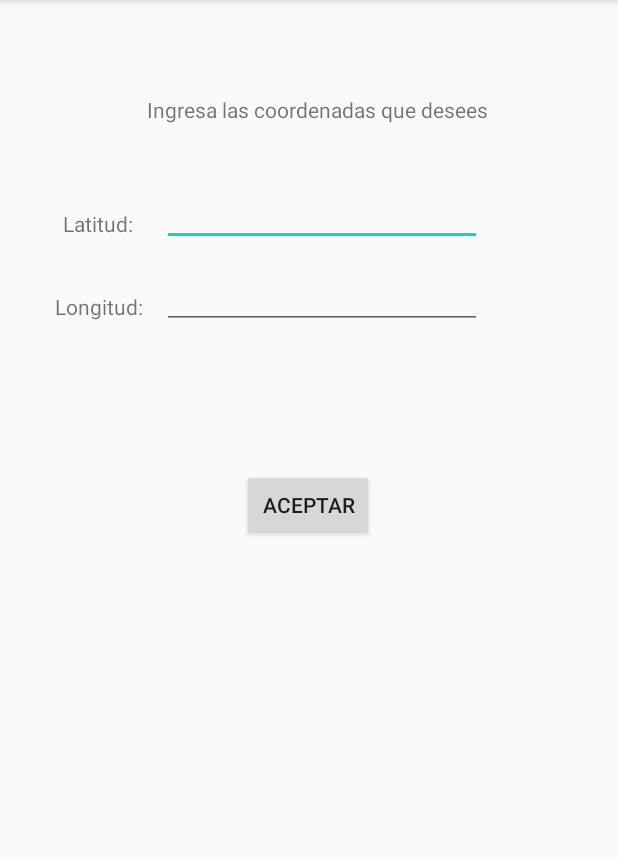
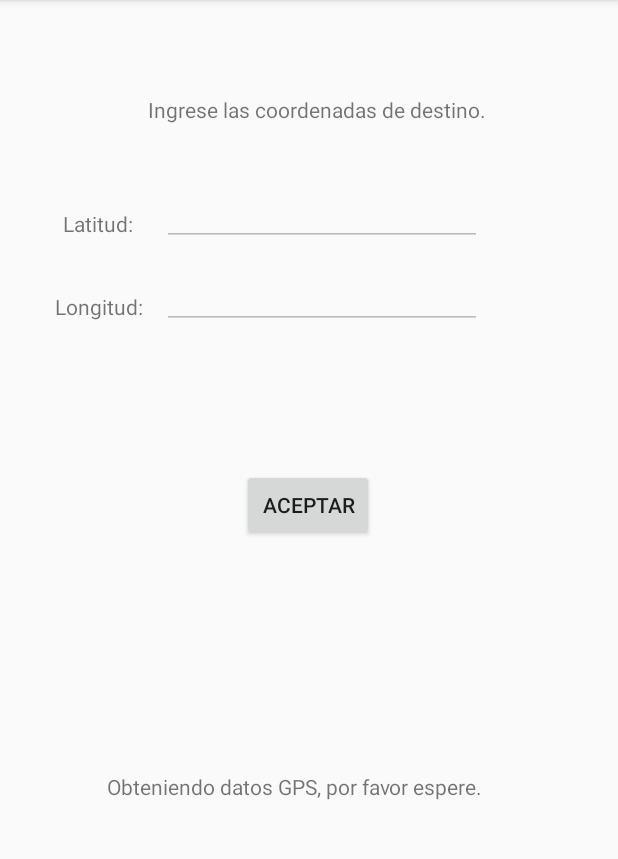
Before and after one commit to Seb-RS/Formulario_Coordenada, an Android app: the screen it shows after launch (MainActivity), after a tap on "ACEPTAR", on a phone screen of 412 x 824 dp, the part 84-943 px from its top. Run offline under Robolectric (Android 15) with nearby library versions, the phone set to English and light mode, and no system bars.

Commit message:
Actualizado dirección y gps

```diff
--- a/app/src/main/AndroidManifest.xml
+++ b/app/src/main/AndroidManifest.xml
@@ -9,7 +9,7 @@
          Google Maps Android API v2, but you must specify either coarse or fine
          location permissions for the 'MyLocation' functionality.
     -->
-    <uses-permission android:name="android.permission.ACCESS_FINE_LOCATION" />
+
 
     <application
         android:allowBackup="true"
--- /dev/null
+++ b/app/src/main/java/com/example/setearlatitudformulario/Localizacion.java
@@ -0,0 +1,48 @@
+package com.example.setearlatitudformulario;
+
+import android.location.Location;
+import android.location.LocationListener;
+import android.location.LocationProvider;
+import android.os.Bundle;
+import android.util.Log;
+import android.widget.TextView;
+
+import java.text.BreakIterator;
+
+public class Localizacion implements LocationListener {
+    MainActivity mainActivity;
+
+    public MainActivity getMainActivity() {
+        return mainActivity;
+    }
+    public void setMainActivity(MainActivity mainActivity) {
+        this.mainActivity = mainActivity;
+    }
+    @Override
+    public void onLocationChanged(Location loc) {
+
+        this.mainActivity.setLocation(loc);
+    }
+    @Override
+    public void onProviderDisabled(String provider) {
+
+    }
+    @Override
+    public void onProviderEnabled(String provider) {
+
+    }
+    @Override
+    public void onStatusChanged(String provider, int status, Bundle extras) {
+        switch (status) {
+            case LocationProvider.AVAILABLE:
+                Log.d("debug", "LocationProvider.AVAILABLE");
+                break;
+            case LocationProvider.OUT_OF_SERVICE:
+                Log.d("debug", "LocationProvider.OUT_OF_SERVICE");
+                break;
+            case LocationProvider.TEMPORARILY_UNAVAILABLE:
+                Log.d("debug", "LocationProvider.TEMPORARILY_UNAVAILABLE");
+                break;
+        }
+    }
+}
--- a/app/src/main/java/com/example/setearlatitudformulario/MainActivity.java
+++ b/app/src/main/java/com/example/setearlatitudformulario/MainActivity.java
@@ -9,15 +9,22 @@ import android.app.Activity;
 import android.content.Context;
 import android.content.Intent;
 import android.content.pm.PackageManager;
+import android.location.Address;
+import android.location.Geocoder;
 import android.location.Location;
 import android.location.LocationListener;
 import android.location.LocationManager;
 import android.os.Bundle;
+import android.provider.Settings;
 import android.view.View;
 import android.widget.Button;
 import android.widget.EditText;
+import android.widget.TextView;
 import android.widget.Toast;
-import android.hardware.location.*;
+
+import java.io.IOException;
+import java.util.List;
+import java.util.Locale;
 
 public class MainActivity extends AppCompatActivity {
 
@@ -25,79 +32,120 @@ public class MainActivity extends AppCompatActivity {
     double latUsuario, lonUsuario;
     Button aceptar;
     Boolean Estado = true;
+    TextView mensaje1, mensaje2;
+
 
     @Override
     protected void onCreate(Bundle savedInstanceState) {
         super.onCreate(savedInstanceState);
         setContentView(R.layout.activity_main);
 
-        int permissionCheck = ContextCompat.checkSelfPermission(this, Manifest.permission.ACCESS_FINE_LOCATION);
+        x = (EditText) findViewById(R.id.editTextX);
+        y = (EditText) findViewById(R.id.editTextY);
+        x.setEnabled(false);
+        y.setEnabled(false);
+        this.mensaje1 = (TextView) findViewById(R.id.mensaje1);
+        this.mensaje2 = (TextView) findViewById(R.id.mensaje2);
 
-        if(permissionCheck == PackageManager.PERMISSION_GRANTED){
-            if(ActivityCompat.shouldShowRequestPermissionRationale(this, Manifest.permission.ACCESS_FINE_LOCATION)) {
+        aceptar = (Button) findViewById(R.id.boton);
 
+        if (ActivityCompat.checkSelfPermission(this, Manifest.permission.ACCESS_FINE_LOCATION) != PackageManager.PERMISSION_GRANTED && ActivityCompat.checkSelfPermission(this, Manifest.permission.ACCESS_COARSE_LOCATION) != PackageManager.PERMISSION_GRANTED) {
+            ActivityCompat.requestPermissions(this, new String[]{Manifest.permission.ACCESS_FINE_LOCATION,}, 1000);
+        } else {
+            localizarUsuario();
         }
-            else {
-                ActivityCompat.requestPermissions(this, new String[]{Manifest.permission.ACCESS_FINE_LOCATION},1);
-            }
-        }
-
-        x = (EditText)findViewById(R.id.editTextX);
-        y = (EditText)findViewById(R.id.editTextY);
-
-        aceptar = (Button)findViewById(R.id.boton);
 
         aceptar.setOnClickListener(new View.OnClickListener() {
             @Override
             public void onClick(View v) {
 
-                LocationManager locationManager = (LocationManager) MainActivity.this.getSystemService(Context.LOCATION_SERVICE);
-
-                LocationListener locationListener = new LocationListener() {
-                    public void onLocationChanged(Location location) {
-                        if(Estado)
-                        {
-                            latUsuario = (double) location.getLatitude();
-                            lonUsuario = (double) location.getLongitude();
-                        }
-                    }
-
-                    public void onStatusChanged(String provider, int status, Bundle extras) {}
-
-                    public void onProviderEnabled(String provider) {}
-
-                    public void onProviderDisabled(String provider) {}
-                };
-
-                int permissionCheck = ContextCompat.checkSelfPermission(MainActivity.this, Manifest.permission.ACCESS_FINE_LOCATION);
-                locationManager.requestLocationUpdates(LocationManager.NETWORK_PROVIDER, 0, 0, locationListener);
-                //
-
-
-
+                if (!Estado) {
                     String coordX = x.getText().toString();
                     String coordY = y.getText().toString();
-
-
+                    String coordUsuarioX = String.valueOf(latUsuario);
+                    String coordUsuarioY = String.valueOf(lonUsuario);
 
                     try {
                         Double.parseDouble(coordX);
                         Double.parseDouble(coordY);
+                        Double.parseDouble(coordUsuarioX);
+                        Double.parseDouble(coordUsuarioY);
+
 
                         Intent i = new Intent(MainActivity.this, MapsActivity.class);
                         i.putExtra("x", coordX);
                         i.putExtra("y", coordY);
+                        i.putExtra("xuser", coordUsuarioX);
+                        i.putExtra("yuser", coordUsuarioY);
 
                         startActivity(i);
-                    Estado = false;
-                }catch(Exception e)
-                {
-                    Toast.makeText(getApplicationContext(),"Coordenada incorrecta",Toast.LENGTH_LONG).show();
+
+                    } catch (Exception e) {
+                        Toast.makeText(getApplicationContext(), "Coordenada incorrecta", Toast.LENGTH_LONG).show();
                     }
 
-                //}
+                }
 
             }
         });
     }
+
+    private void localizarUsuario() {
+        LocationManager mlocManager = (LocationManager) getSystemService(Context.LOCATION_SERVICE);
+        Localizacion Local = new Localizacion();
+        Local.setMainActivity(this);
+        final boolean gpsEnabled = mlocManager.isProviderEnabled(LocationManager.GPS_PROVIDER);
+        if (!gpsEnabled) {
+            Intent settingsIntent = new Intent(Settings.ACTION_LOCATION_SOURCE_SETTINGS);
+            startActivity(settingsIntent);
         }
+        if (ActivityCompat.checkSelfPermission(this, Manifest.permission.ACCESS_FINE_LOCATION) != PackageManager.PERMISSION_GRANTED && ActivityCompat.checkSelfPermission(this, Manifest.permission.ACCESS_COARSE_LOCATION) != PackageManager.PERMISSION_GRANTED) {
+            ActivityCompat.requestPermissions(this, new String[]{Manifest.permission.ACCESS_FINE_LOCATION,}, 1000);
+            return;
+        }
+        mlocManager.requestLocationUpdates(LocationManager.NETWORK_PROVIDER, 0, 0, (LocationListener) Local);
+        mlocManager.requestLocationUpdates(LocationManager.GPS_PROVIDER, 0, 0, (LocationListener) Local);
+        mensaje2.setText("");
+    }
+
+    public void onRequestPermissionsResult(int requestCode, String[] permissions, int[] grantResults) {
+        if (requestCode == 1000) {
+            if (grantResults[0] == PackageManager.PERMISSION_GRANTED) {
+                localizarUsuario();
+                return;
+            }
+        }
+    }
+
+    public void getLocation(Location loc)
+    {
+        latUsuario = loc.getLatitude();
+        lonUsuario = loc.getLongitude();
+
+        if(loc.getLatitude() != 0.0 && loc.getLongitude() != 0.0)
+        {
+            Estado = false;
+            x.setEnabled(true);
+            y.setEnabled(true);
+        }
+    }
+
+    public void setLocation(Location loc) {
+        if (loc.getLatitude() != 0.0 && loc.getLongitude() != 0.0) {
+            try {
+                Geocoder geocoder = new Geocoder(this, Locale.getDefault());
+                List<Address> list = geocoder.getFromLocation(
+                        loc.getLatitude(), loc.getLongitude(), 1);
+                if (!list.isEmpty()) {
+                    Address DirCalle = list.get(0);
+                    mensaje1.setText("Localización exitosa.");
+                    mensaje2.setText("Mi direccion es: \n"
+                            + DirCalle.getAddressLine(0));
+                    getLocation(loc);
+                }
+            } catch (IOException e) {
+                e.printStackTrace();
+            }
+        }
+    }
+}
--- a/app/src/main/res/layout/activity_main.xml
+++ b/app/src/main/res/layout/activity_main.xml
@@ -6,10 +6,23 @@
     android:layout_height="match_parent"
     tools:context=".MainActivity">
 
+    <TextView
+        android:id="@+id/mensaje2"
+        android:layout_width="wrap_content"
+        android:layout_height="wrap_content"
+        android:layout_marginTop="240dp"
+        android:text="@string/textview"
+        app:layout_constraintBottom_toBottomOf="parent"
+        app:layout_constraintEnd_toEndOf="parent"
+        app:layout_constraintStart_toStartOf="parent"
+        app:layout_constraintTop_toTopOf="@+id/boton"
+        app:layout_constraintVertical_bias="0.0" />
+
     <EditText
         android:id="@+id/editTextX"
         android:layout_width="wrap_content"
         android:layout_height="wrap_content"
+        android:autofillHints=""
         android:ems="10"
         android:inputType="numberSigned|numberDecimal"
         app:layout_constraintBottom_toBottomOf="parent"
@@ -17,14 +30,14 @@
         app:layout_constraintHorizontal_bias="0.545"
         app:layout_constraintStart_toStartOf="parent"
         app:layout_constraintTop_toTopOf="parent"
-        app:layout_constraintVertical_bias="0.164"
-        android:autofillHints="" />
+        app:layout_constraintVertical_bias="0.164" />
 
 
     <EditText
         android:id="@+id/editTextY"
         android:layout_width="wrap_content"
         android:layout_height="wrap_content"
+        android:autofillHints=""
         android:ems="10"
         android:inputType="numberSigned|numberDecimal"
         app:layout_constraintBottom_toBottomOf="parent"
@@ -32,14 +45,13 @@
         app:layout_constraintHorizontal_bias="0.545"
         app:layout_constraintStart_toStartOf="parent"
         app:layout_constraintTop_toTopOf="parent"
-        app:layout_constraintVertical_bias="0.241"
-        android:autofillHints="" />
+        app:layout_constraintVertical_bias="0.241" />
 
     <TextView
         android:id="@+id/textView2"
         android:layout_width="wrap_content"
         android:layout_height="wrap_content"
-        android:text="@string/ingresa"
+        android:text="Ingrese las coordenadas de destino."
         app:layout_constraintBottom_toBottomOf="parent"
         app:layout_constraintHorizontal_bias="0.529"
         app:layout_constraintLeft_toLeftOf="parent"
@@ -83,4 +95,16 @@
         app:layout_constraintTop_toTopOf="parent"
         app:layout_constraintVertical_bias="0.434" />
 
+    <TextView
+        android:id="@+id/mensaje1"
+        android:layout_width="269dp"
+        android:layout_height="40dp"
+        android:text="@string/obteniendo_datos_gps_por_favor_espere"
+        app:layout_constraintBottom_toBottomOf="parent"
+        app:layout_constraintEnd_toEndOf="parent"
+        app:layout_constraintHorizontal_bias="0.502"
+        app:layout_constraintStart_toStartOf="parent"
+        app:layout_constraintTop_toBottomOf="@+id/boton"
+        app:layout_constraintVertical_bias="0.419" />
+
 </androidx.constraintlayout.widget.ConstraintLayout>
--- a/app/src/main/res/values/strings.xml
+++ b/app/src/main/res/values/strings.xml
@@ -5,5 +5,8 @@
     <string name="aceptar">Aceptar</string>
     <string name="latitud">Latitud:</string>
     <string name="longitud">Longitud:</string>
+    <string name="textview">TextView</string>
+    <string name="textvieww">TextView</string>
+    <string name="obteniendo_datos_gps_por_favor_espere">Obteniendo datos GPS, por favor espere.</string>
 
 </resources>
```
Also changed, not shown: app/src/main/java/com/example/setearlatitudformulario/MapsActivity.java (+5 -3 lines). Lines whose indentation alone changed are shown as unchanged.
